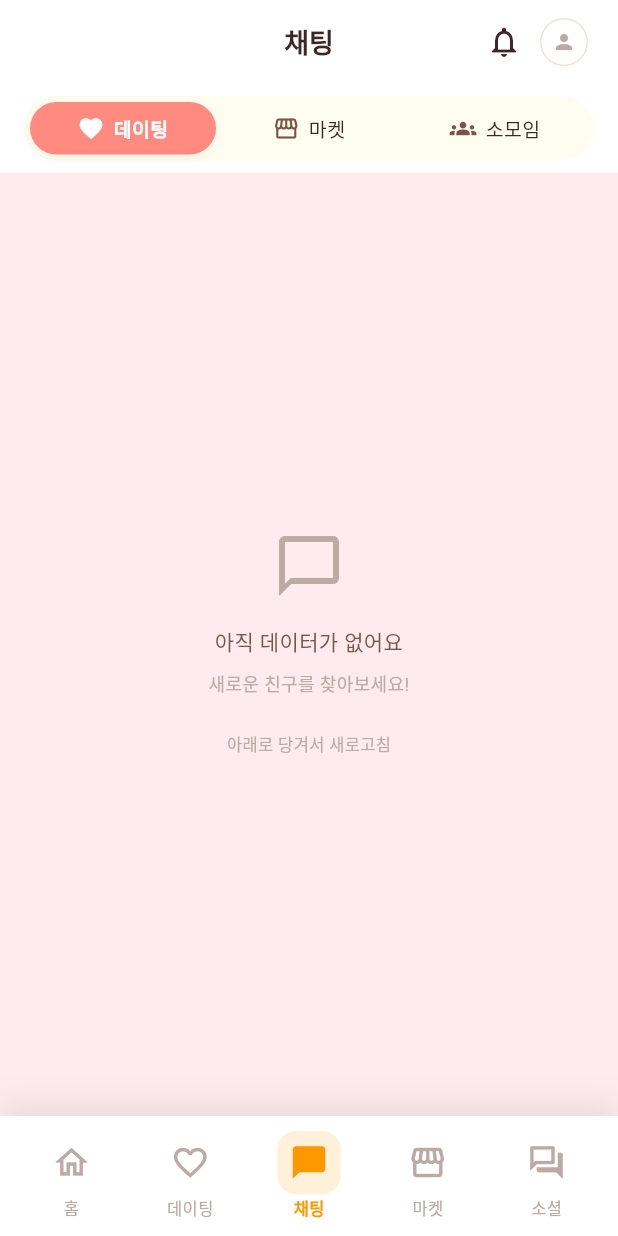
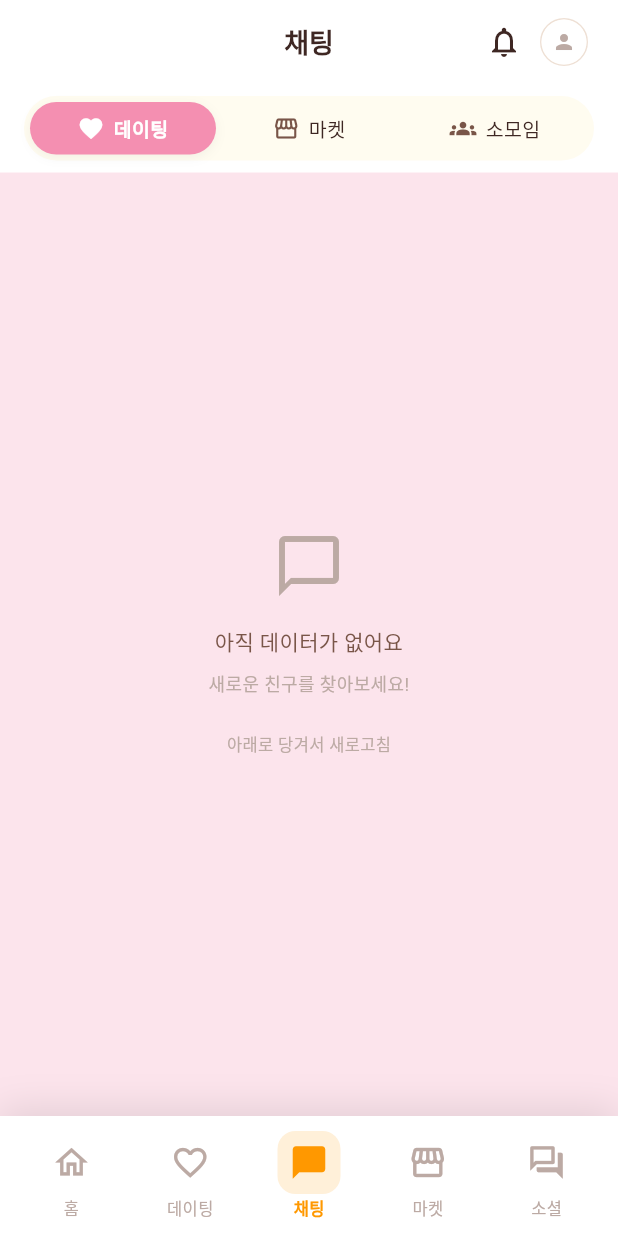
Before and after one commit to gengsooo/mingrr, a Flutter app: the ChatListScreen screen opened by its route, on a phone screen of 412 x 824 dp. Run offline on Flutter 3.47's test engine with Material 3 defaults, Android fonts, the phone set to English and light mode, and no system bars; our stand-ins replace cached_network_image, cloud_firestore, connectivity_plus, equatable, firebase_auth, firebase_core and 14 more; missing offline and left inert: gal, kakao_map_sdk, video_thumbnail; accounts and stored records are empty; Roboto replaces fonts that are missing (Pretendard).

Commit message:
feat:데이팅 테마색상 변경, no 이미지 수정

```diff
--- a/lib/core/theme/feature_colors.dart
+++ b/lib/core/theme/feature_colors.dart
@@ -56,7 +56,7 @@ class FeatureColors extends ThemeExtension<FeatureColors> {
     required this.primaryGradient,
   });
 
-  // ===== 데이팅 (핑크/코랄) =====
+  // ===== 데이팅 (로즈 핑크) =====
   final Color dating;
   final Color datingContainer;
   final Color onDating;
@@ -105,9 +105,9 @@ class FeatureColors extends ThemeExtension<FeatureColors> {
 
   // ===== 라이트 테마 색상 =====
   static const light = FeatureColors(
-    // 데이팅 - 핑크/코랄 계열
-    dating: Color(0xFFFF8A80),
-    datingContainer: Color(0xFFFFEBEE),
+    // 데이팅 - 로즈 핑크 계열
+    dating: Color(0xFFF48FB1),
+    datingContainer: Color(0xFFFCE4EC),
     onDating: Colors.white,
     // 마켓 - 인디고 계열
     market: Color(0xFF5C6BC0),
@@ -155,8 +155,8 @@ class FeatureColors extends ThemeExtension<FeatureColors> {
 
   // ===== 다크 테마 색상 =====
   static const dark = FeatureColors(
-    // 데이팅 - 핑크/코랄 계열 (다크모드) - 버건디색 제거, 다른 메뉴와 통일
-    dating: Color(0xFFFF8A80),
+    // 데이팅 - 로즈 핑크 계열 (다크모드)
+    dating: Color(0xFFF8BBD9),
     datingContainer: Color(0xFF1E1E1E),  // 다크 서피스와 동일
     onDating: Colors.white,
     // 마켓 - 인디고 계열 (다크모드)
--- a/lib/features/marketplace/presentation/screens/job_detail_screen.dart
+++ b/lib/features/marketplace/presentation/screens/job_detail_screen.dart
@@ -135,7 +135,7 @@ class _JobDetailScreenState extends ConsumerState<JobDetailScreen>
         color: context.features.marketContainer,
         child: Center(
           child: Icon(
-            _getJobIcon(job.type),
+            AppIcons.image,
             size: 80,
             color: context.features.market,
           ),
```
Also changed, not shown: lib/core/widgets/mingrr_image_header.dart (+11 -11 lines), lib/features/dating/presentation/screens/pet_detail_screen.dart (+7 -11 lines).
